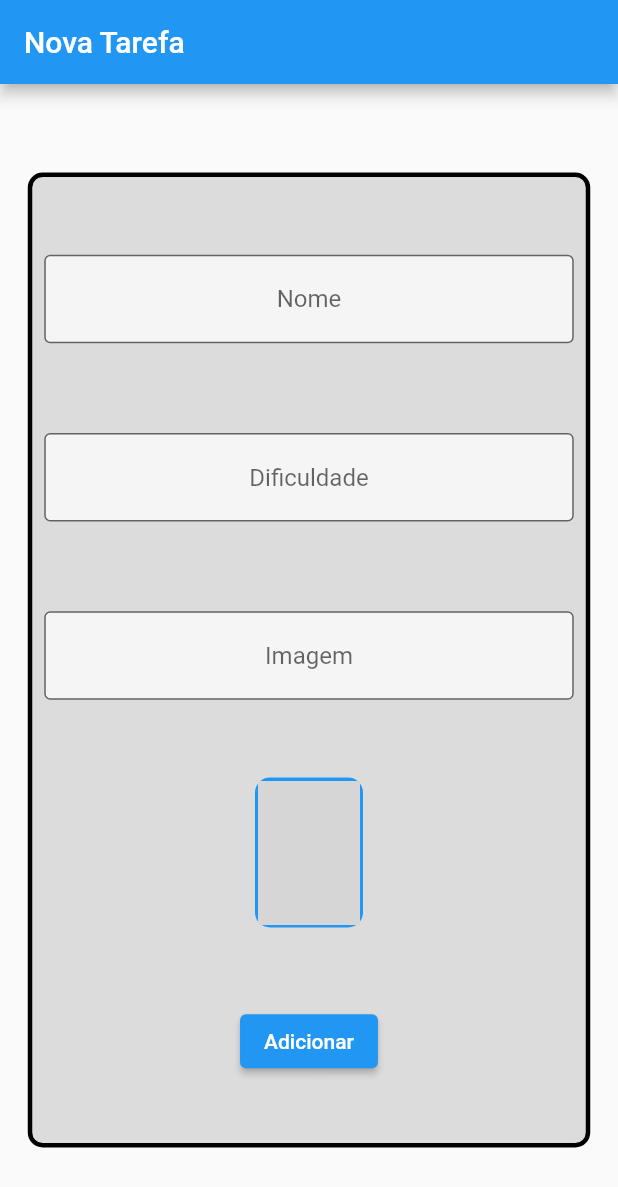
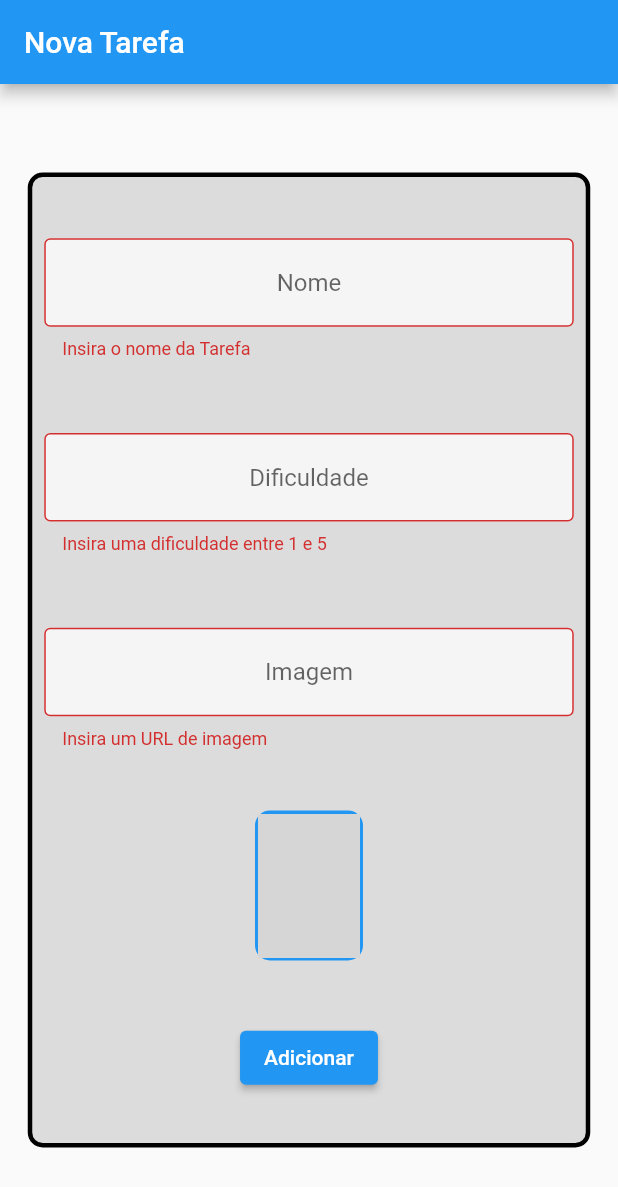
Before and after one commit to arturgussi/widgets_stateless_statefull_imagens_animacoes, a Flutter app: the screen it shows after launch, after a tap on "Adicionar", on a phone screen of 412 x 824 dp. Shown: the top 1187 px of the screen. Run offline on Flutter 3.47's test engine with Material 2 defaults, Android fonts, the phone set to English and light mode, and no system bars; network calls fail; grey boxes are pictures that could not be loaded.

Commit message:
Aula 2: Validação e Keyboard

```diff
--- a/flutter_application/lib/screens/form_screen.dart
+++ b/flutter_application/lib/screens/form_screen.dart
@@ -12,13 +12,18 @@ class _FormScreenState extends State<FormScreen> {
   TextEditingController difficultyController = TextEditingController();
   TextEditingController imageController = TextEditingController();
 
+  final _formKey = GlobalKey<FormState>();
+
   @override
   Widget build(BuildContext context) {
-    return Scaffold(
+    return Form(
+      key: _formKey,
+      child: Scaffold(
         appBar: AppBar(
           title: const Text('Nova Tarefa'),
         ),
         body: Center(
+          child: SingleChildScrollView(
             child: Container(
               height: 650,
               width: 375,
@@ -33,6 +38,12 @@ class _FormScreenState extends State<FormScreen> {
                   Padding(
                     padding: const EdgeInsets.all(8.0),
                     child: TextFormField(
+                      validator: (String? value) {
+                        if (value != null && value.isEmpty) {
+                          return 'Insira o nome da Tarefa';
+                        }
+                        return null;
+                      },
                       controller: nameController,
                       textAlign: TextAlign.center,
                       decoration: const InputDecoration(
@@ -45,6 +56,15 @@ class _FormScreenState extends State<FormScreen> {
                   Padding(
                     padding: const EdgeInsets.all(8.0),
                     child: TextFormField(
+                      validator: (value) {
+                        if (value!.isEmpty ||
+                            int.parse(value) > 5 ||
+                            int.parse(value) < 1) {
+                          return 'Insira uma dificuldade entre 1 e 5';
+                        }
+                        return null;
+                      },
+                      keyboardType: TextInputType.number,
                       controller: difficultyController,
                       textAlign: TextAlign.center,
                       decoration: const InputDecoration(
@@ -60,6 +80,13 @@ class _FormScreenState extends State<FormScreen> {
                       onChanged: (text) {
                         setState(() {});
                       },
+                      validator: (value) {
+                        if (value!.isEmpty) {
+                          return 'Insira um URL de imagem';
+                        }
+                        return null;
+                      },
+                      keyboardType: TextInputType.url,
                       controller: imageController,
                       textAlign: TextAlign.center,
                       decoration: const InputDecoration(
@@ -93,15 +120,23 @@ class _FormScreenState extends State<FormScreen> {
                   ),
                   ElevatedButton(
                       onPressed: () {
+                        if (_formKey.currentState!.validate()) {
                           // print(nameController.text);
                           // print(int.parse(difficultyController.text));
                           // print(nameController.text);
+                          ScaffoldMessenger.of(context)
+                              .showSnackBar(const SnackBar(
+                            content: Text('Salvando nova Tarefa'),
+                          ));
+                        }
                       },
                       child: const Text('Adicionar'))
                 ],
               ),
             ),
           ),
+        ),
+      ),
     );
   }
 }
```
Also changed, not shown: 1 other file. Lines whose indentation alone changed are shown as unchanged.
